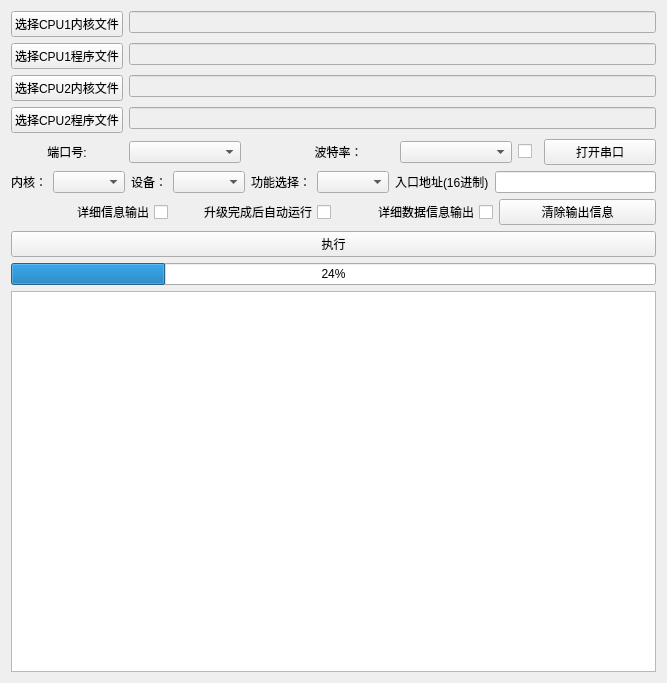
Qt form serialFlashProgrammer_V2.0/serialFlashProgrammer.ui (liyugoodboy/serialFlashProgrammer) before a commit.
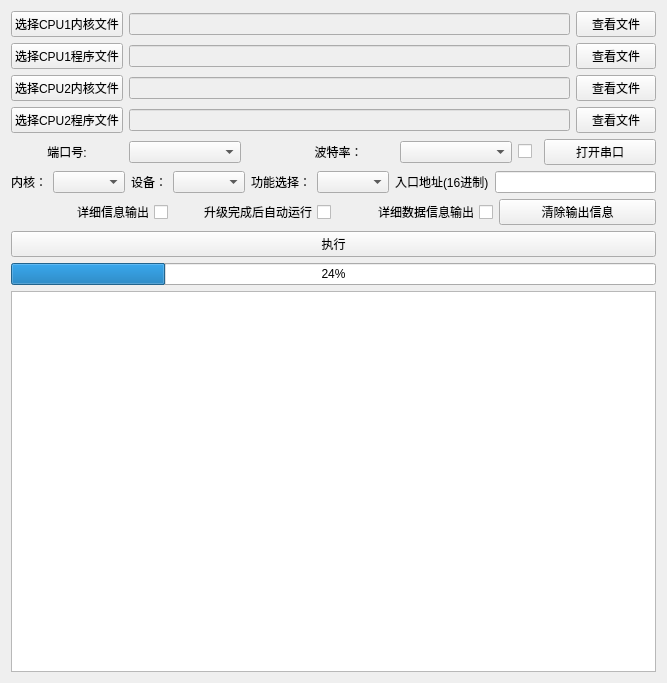
The same form after that commit. Icons and pictures are not drawn.

Commit message: 上位机增加查看文件功能

Patch:
```diff
--- a/serialFlashProgrammer_V2.0/serialFlashProgrammer.ui
+++ b/serialFlashProgrammer_V2.0/serialFlashProgrammer.ui
@@ -15,28 +15,7 @@
   </property>
   <layout class="QVBoxLayout" name="verticalLayout">
    <item>
-    <layout class="QFormLayout" name="formLayout">
-     <item row="1" column="0">
-      <widget class="QPushButton" name="btn_selectProgramFile">
-       <property name="text">
-        <string>选择CPU1程序文件</string>
-       </property>
-      </widget>
-     </item>
-     <item row="1" column="1">
-      <widget class="QLineEdit" name="lineEdit">
-       <property name="enabled">
-        <bool>false</bool>
-       </property>
-      </widget>
-     </item>
-     <item row="0" column="0">
-      <widget class="QPushButton" name="pushButton_3">
-       <property name="text">
-        <string>选择CPU1内核文件</string>
-       </property>
-      </widget>
-     </item>
+    <layout class="QGridLayout" name="gridLayout_4">
      <item row="0" column="1">
       <widget class="QLineEdit" name="lineEdit_2">
        <property name="enabled">
@@ -44,15 +23,8 @@
        </property>
       </widget>
      </item>
-     <item row="2" column="0">
-      <widget class="QPushButton" name="pushButton">
-       <property name="text">
-        <string>选择CPU2内核文件</string>
-       </property>
-      </widget>
-     </item>
-     <item row="2" column="1">
-      <widget class="QLineEdit" name="lineEdit_3">
+     <item row="3" column="1">
+      <widget class="QLineEdit" name="lineEditPrg1FilePath">
        <property name="enabled">
         <bool>false</bool>
        </property>
@@ -65,13 +37,69 @@
        </property>
       </widget>
      </item>
-     <item row="3" column="1">
-      <widget class="QLineEdit" name="lineEditPrg1FilePath">
+     <item row="2" column="1">
+      <widget class="QLineEdit" name="lineEdit_3">
        <property name="enabled">
         <bool>false</bool>
        </property>
       </widget>
      </item>
+     <item row="1" column="1">
+      <widget class="QLineEdit" name="lineEdit">
+       <property name="enabled">
+        <bool>false</bool>
+       </property>
+      </widget>
+     </item>
+     <item row="2" column="0">
+      <widget class="QPushButton" name="pushButton">
+       <property name="text">
+        <string>选择CPU2内核文件</string>
+       </property>
+      </widget>
+     </item>
+     <item row="0" column="0">
+      <widget class="QPushButton" name="pushButton_3">
+       <property name="text">
+        <string>选择CPU1内核文件</string>
+       </property>
+      </widget>
+     </item>
+     <item row="1" column="0">
+      <widget class="QPushButton" name="btn_selectProgramFile">
+       <property name="text">
+        <string>选择CPU1程序文件</string>
+       </property>
+      </widget>
+     </item>
+     <item row="1" column="2">
+      <widget class="QPushButton" name="btn_viewProgram">
+       <property name="text">
+        <string>查看文件</string>
+       </property>
+      </widget>
+     </item>
+     <item row="0" column="2">
+      <widget class="QPushButton" name="pushButton_4">
+       <property name="text">
+        <string>查看文件</string>
+       </property>
+      </widget>
+     </item>
+     <item row="2" column="2">
+      <widget class="QPushButton" name="pushButton_5">
+       <property name="text">
+        <string>查看文件</string>
+       </property>
+      </widget>
+     </item>
+     <item row="3" column="2">
+      <widget class="QPushButton" name="pushButton_6">
+       <property name="text">
+        <string>查看文件</string>
+       </property>
+      </widget>
+     </item>
     </layout>
    </item>
    <item>
```
Left out of the diff: 17 changed lines with no effect on the pictures. The commit also changes 11 other files.
